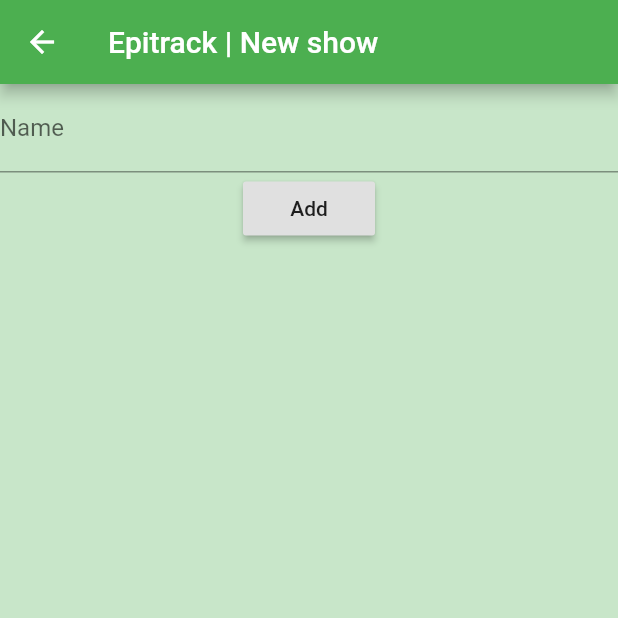
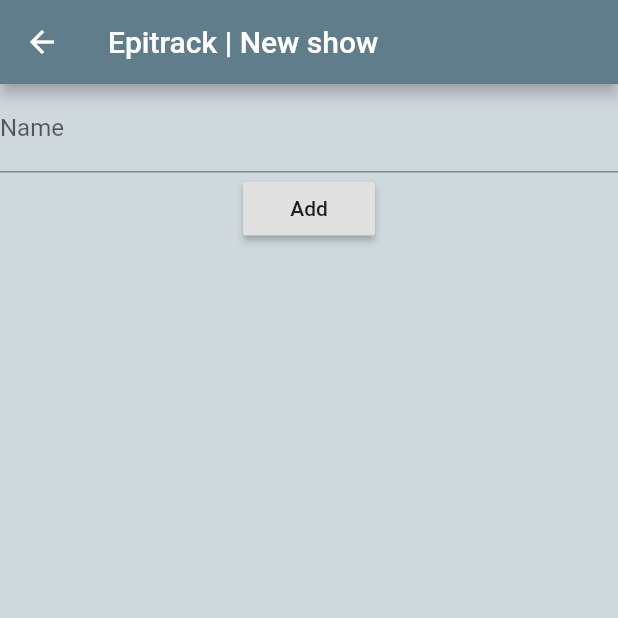
Before and after one commit to ericomoura/epitrack, a Flutter app: the NewShowScreen screen opened directly, on a phone screen of 412 x 824 dp, the top half of it. Run offline on Flutter 3.47's test engine with Material 2 defaults, Android fonts, the phone set to English and light mode, and no system bars; generated files the repository leaves out were written again.

Commit message:
Added custom time and date class with JSON support

```diff
--- a/lib/main.dart
+++ b/lib/main.dart
@@ -18,7 +18,8 @@ class EpitrackApp extends StatelessWidget {
       title: 'Epitrack',
       theme: ThemeData(
         primaryColor: Constants.mainColor,
-        canvasColor: Constants.backgroundColor
+        canvasColor: Constants.backgroundColor,
+        accentColor: Constants.mainColor
       ),
       home: ShowsScreen(),
     );
@@ -366,6 +367,7 @@ class _ShowDetailsScreenState extends State<ShowDetailsScreen>{
                   onPressed: (){
                     setState((){
                       episode.setWatched(!episode.getWatched());  // Toggles watched
+                      EpitrackApp.saveShowsToJson();
                     });
                   }
                 ),
@@ -539,8 +541,7 @@ class _NewEpisodeScreenState extends State<NewEpisodeScreen>{
   List<Season> _seasons = List<Season>();  // All seasons, including "no season"
     Season _selectedSeason;  // Season currently selected in the dropdown menu
     String _selectedType;  // Episode type currently selected in the dropdown menu
-    DateTime _selectedDate;  //Date currently selected
-    TimeOfDay _selectedTime;  //Time currently selected
+    DateAndTime _selectedDateAndTime = DateAndTime();  //Date and time currently selected
 
   // Constructor
   _NewEpisodeScreenState(Show show){
@@ -596,25 +597,28 @@ class _NewEpisodeScreenState extends State<NewEpisodeScreen>{
             }).toList()
           ),
           Row(children: [  // Airing date
-            Text('Airing date: ${_selectedDate.toString().split(' ')[0]}'),
+            Text('Airing date: ${_selectedDateAndTime.getDateString()}'),
             RaisedButton(
               child: Text('Select date'),
               onPressed: () async{
                 DateTime _date = await showDatePicker(context: context, initialDate: DateTime.now(), firstDate: DateTime(-5000), lastDate: DateTime(5000));
                 setState((){
-                  _selectedDate = _date;
+                  _selectedDateAndTime.setYear(_date.year);
+                  _selectedDateAndTime.setMonth(_date.month);
+                  _selectedDateAndTime.setDay(_date.day);
                 });
               },
             )
           ],),
           Row(children: [  // Airing time
-            Text('Airing time: ${_selectedTime.toString()}'),
+            Text('Airing time: ${_selectedDateAndTime.getTimeString()}'),
             RaisedButton(
               child: Text('Select time'),
               onPressed: () async{
                 TimeOfDay _time = await showTimePicker(context: context, initialTime: TimeOfDay(hour: 0, minute: 0));
                 setState((){
-                  _selectedTime = _time;
+                  _selectedDateAndTime.setHour(_time.hour);
+                  _selectedDateAndTime.setMinute(_time.minute);
                 });
               },
             )
@@ -634,8 +638,8 @@ class _NewEpisodeScreenState extends State<NewEpisodeScreen>{
                 _show.addEpisode(name: _newEpisodeName,
                                 season: _selectedSeason,
                                 type: _selectedType == null ? Constants.EPISODETYPES['Episode'] : _selectedType,  // Defaults to type 'Episode'
-                                airingDate: _selectedDate,
-                                airingTime: _selectedTime);
+                                airingDateAndTime: _selectedDateAndTime
+                                );
                 EpitrackApp.saveShowsToJson();  // Saves to persistent storage
                 Navigator.pop(context);
               }
@@ -682,8 +686,8 @@ class _EpisodeDetailsScreenState extends State<EpisodeDetailsScreen>{
           Text('Episode type: ' + _episode.getType()),
           Text('Watched: ' + _episode.watched.toString()),
           Text('Aired on: '
-              + (_episode.getAiringDate() == null ? '-' : _episode.getAiringDate().toString().split(' ')[0])
-              + (_episode.getAiringTime() == null ? '' : ' at ' + _episode.getAiringTime().format(context))),
+              + (_episode.getAiringDateAndTime().getYear() == null ? '-' : _episode.getAiringDateAndTime().getDateString())
+              + (_episode.getAiringDateAndTime().getHour()== null ? '' : ' at ' + _episode.getAiringDateAndTime().getTimeString())),
           RaisedButton(
             child: Text('Delete episode'),
             onPressed: (){
@@ -720,7 +724,7 @@ class Show {
   // Returns list of episodes
   List<Episode> getEpisodes() => this.episodes;
   // Adds a new episode using the appropriate episode number
-  void addEpisode({String name="", Season season, String type, DateTime airingDate, TimeOfDay airingTime}){
+  void addEpisode({String name="", Season season, String type, DateAndTime airingDateAndTime}){
     if(season == null || season.getName() == "No season"){  // No season selected, use show's base episode list
       int _nextEpisodeNumber;
       Iterable<Episode> _sameTypeEpisodes = this.episodes.where( (episode){return episode.getType() == type;} );
@@ -732,10 +736,10 @@ class Show {
         _nextEpisodeNumber = _sameTypeEpisodes.last.getNumber() + 1;
       }
 
-      this.episodes.add(Episode(_nextEpisodeNumber, name: name, type: type, airingDate: airingDate, airingTime: airingTime));
+      this.episodes.add(Episode(_nextEpisodeNumber, name: name, type: type, airingDateAndTime: airingDateAndTime));
     }
     else{  // Calls the season's addEpisode() function
-      season.addEpisode(name: name, type: type);
+      season.addEpisode(name: name, type: type, airingDateAndTime: airingDateAndTime);
     }
 
 
@@ -802,7 +806,7 @@ class Season{
   // Returns list of episodes
   List<Episode> getEpisodes() => this.episodes;
   // Adds a new episode using the appropriate season number
-  void addEpisode({String name="", String type='E'}){
+  void addEpisode({String name="", String type='E', DateAndTime airingDateAndTime}){
     int _nextEpisodeNumber;
     List<Episode> _sameTypeEpisodes = this.episodes.where( (episode){return episode.getType() == type;} ).toList();
 
@@ -813,7 +817,7 @@ class Season{
       _nextEpisodeNumber = _sameTypeEpisodes.last.getNumber() + 1;
     }
 
-    this.episodes.add(Episode(_nextEpisodeNumber, name: name, type: type));
+    this.episodes.add(Episode(_nextEpisodeNumber, name: name, type: type, airingDateAndTime: airingDateAndTime));
   }
 
   // Returns the total number of episodes in the season
@@ -848,16 +852,14 @@ class Episode{
   String name;
   String type;
   bool watched;
-  DateTime airingDate;
-  TimeOfDay airingTime;
+  DateAndTime airingDateAndTime;
 
-  Episode(int number, {String name="", String type, DateTime airingDate, TimeOfDay airingTime}){
+  Episode(int number, {String name="", String type, DateAndTime airingDateAndTime}){
     this.number = number;
     this.name = name;
     type == null ? this.type = Constants.EPISODETYPES['Episode'] : this.type = type;
     this.watched = false;
-    this.airingDate = airingDate;
-    this.airingTime = airingTime;
+    this.airingDateAndTime = airingDateAndTime;
   }
 
 
@@ -873,11 +875,8 @@ class Episode{
   String getName() => this.name;
   void setName(String name) => this.name = name;
 
-  DateTime getAiringDate() => this.airingDate;
-  void setAiringDate(DateTime newDate) => this.airingDate = newDate;
-
-  TimeOfDay getAiringTime() => this.airingTime;
-  void setAiringTime(TimeOfDay newTime) => this.airingTime = newTime;
+  DateAndTime getAiringDateAndTime() => this.airingDateAndTime;
+  void setAiringDateAndTime(DateAndTime newDateAndTime) => this.airingDateAndTime = newDateAndTime;
 
   String toString() => this.name.isEmpty ? this.type+this.number.toString() : this.type+this.number.toString()+': '+this.name;
 
@@ -885,6 +884,43 @@ class Episode{
   factory Episode.fromJson(Map<String, dynamic> json) => _$EpisodeFromJson(json);
   Map<String, dynamic> toJson() => _$EpisodeToJson(this);
 
+}
+
+// Custom class for time and date that supports JSON encoding/decoding
+@JsonSerializable(explicitToJson: true)
+class DateAndTime {
+  int year, month, day;
+  int hour, minute;
+
+  DateAndTime({this.year, this.month, this.day, this.hour, this.minute});
+
+  int getYear() => this.year;
+  void setYear(int newYear) => this.year = newYear;
+
+  int getMonth() => this.month;
+  void setMonth(int newMonth) => this.month = newMonth;
+
+  int getDay() => this.day;
+  void setDay(int newDay) => this.day = newDay;
+
+  int getHour() => this.hour;
+  void setHour(int newHour) => this.hour = newHour;
+
+  int getMinute() => this.minute;
+  void setMinute(int newMinute) => this.minute = newMinute;
+
+  String getDateString() => '${this.year}-${this.month}-${this.day}';
+  String getTimeString() => '${this.hour}:${this.minute}';
+
+  DateTime getDateTimeObject() => DateTime(this.year, this.month, this.day, this.hour, this.minute);
+  TimeOfDay getTimeOfDayObject() => TimeOfDay(hour: this.hour, minute: this.minute);
+
+  String toString(){
+    return '${this.year}-${this.month}-${this.day}, ${this.hour}:${this.minute}';
+  }
+
+  factory DateAndTime.fromJson(Map<String, dynamic> json) => _$DateAndTimeFromJson(json);
+  Map<String, dynamic> toJson() => _$DateAndTimeToJson(this);
 }
 
 class Constants{
@@ -896,8 +932,25 @@ class Constants{
     'OVA' : 'OVA'
   };
 
+  // Theme
+  static const Color mainColor = bluegrey;
+  static const Color backgroundColor = bluegreyBackground;
+  static const Color highlightColor = bluegreyHighlight;
+
   // Colors
-  static const Color mainColor = Colors.green;
-  static const Color backgroundColor = Color(4291356361);  // Same as Colors.green[100]
-  static const Color highlightColor = Color(4289058471);  // Same as Colors.green[200]
+  static const Color red = Colors.red;  // red
+  static const Color redBackground = Color(4294954450);  // red[100]
+  static const Color redHighlight = Color(4293892762);  // red[200]
+  static const Color green = Colors.green;  // green
+  static const Color greenBackground = Color(4291356361);  // green[100]
+  static const Color greenHighlight = Color(4289058471);  // green[200]
+  static const Color blue = Colors.blue;  // blue
+  static const Color blueBackground = Color(4290502395);  // blue[100]
+  static const Color blueHighlight = Color(4287679225);  // blue[200]
+  static const Color grey = Colors.grey;  // grey
+  static const Color greyBackground = Color(4294309365);  // grey[100]
+  static const Color greyHighlight = Color(4293848814);  // grey[200]
+  static const Color bluegrey = Colors.blueGrey;  // bluegrey
+  static const Color bluegreyBackground = Color(4291811548);  // bluegrey[100]
+  static const Color bluegreyHighlight = Color(4289773253);  // bluegrey[200]
 }
```
Also changed, not shown: lib/main.g.dart.
